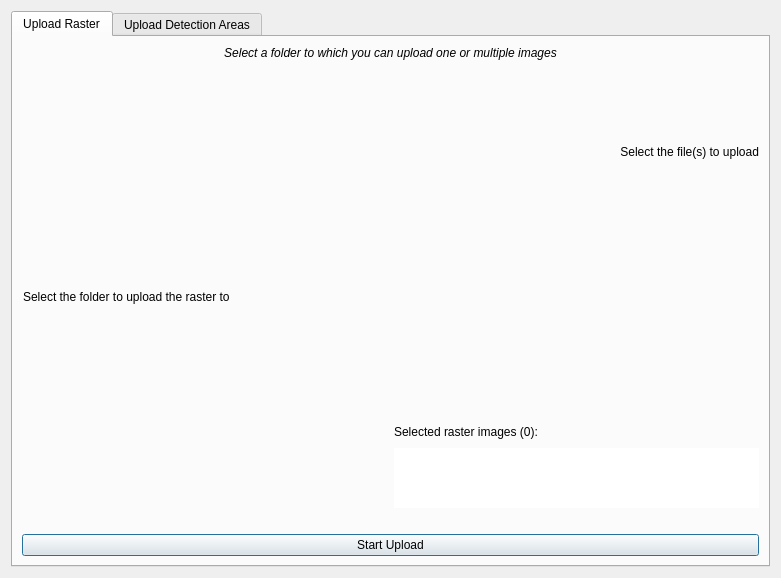
Qt form dialog_upload.ui (Picterra/picterra-qgis-plugin) before a commit.
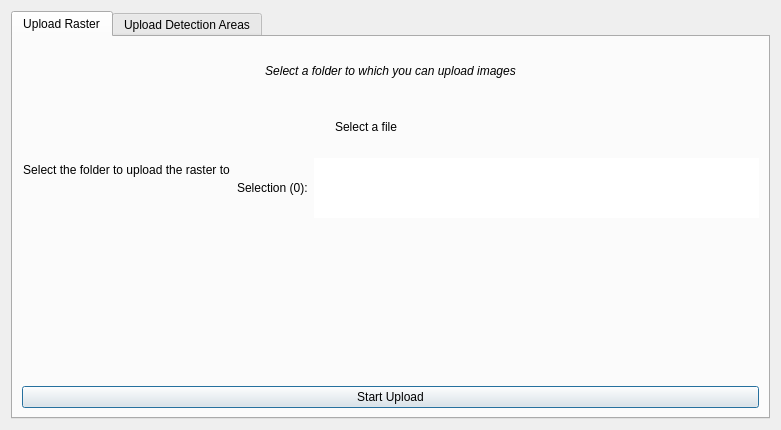
The same form after that commit. Custom widgets are drawn as their Qt base class.

```diff
--- a/dialog_upload.ui
+++ b/dialog_upload.ui
@@ -7,7 +7,7 @@
     <x>0</x>
     <y>0</y>
     <width>781</width>
-    <height>578</height>
+    <height>430</height>
    </rect>
   </property>
   <property name="windowTitle">
@@ -35,13 +35,19 @@
       <layout class="QVBoxLayout" name="verticalLayout_5">
        <item>
         <widget class="QLabel" name="label_2">
+         <property name="minimumSize">
+          <size>
+           <width>0</width>
+           <height>50</height>
+          </size>
+         </property>
          <property name="font">
           <font>
            <italic>true</italic>
           </font>
          </property>
          <property name="text">
-          <string>Select a folder to which you can upload one or multiple images</string>
+          <string>Select a folder to which you can upload images</string>
          </property>
          <property name="alignment">
           <set>Qt::AlignCenter</set>
@@ -51,9 +57,9 @@
        <item>
         <layout class="QVBoxLayout" name="verticalLayout_8">
          <item>
-          <layout class="QHBoxLayout" name="horizontalLayout_6">
+          <layout class="QHBoxLayout" name="horizontalLayout_6" stretch="1,1">
            <item>
-            <layout class="QVBoxLayout" name="verticalLayout">
+            <layout class="QVBoxLayout" name="verticalLayout" stretch="0,0">
              <property name="leftMargin">
               <number>1</number>
              </property>
@@ -61,23 +67,25 @@
               <number>1</number>
              </property>
              <item>
-              <spacer name="horizontalSpacer_2">
-               <property name="orientation">
-                <enum>Qt::Horizontal</enum>
+              <widget class="QLabel" name="label_folder">
+               <property name="sizePolicy">
+                <sizepolicy hsizetype="Preferred" vsizetype="Minimum">
+                 <horstretch>0</horstretch>
+                 <verstretch>0</verstretch>
+                </sizepolicy>
                </property>
-               <property name="sizeHint" stdset="0">
+               <property name="maximumSize">
                 <size>
-                 <width>40</width>
-                 <height>20</height>
+                 <width>16777215</width>
+                 <height>50</height>
                 </size>
                </property>
-              </spacer>
-             </item>
-             <item>
-              <widget class="QLabel" name="label">
                <property name="text">
                 <string>Select the folder to upload the raster to</string>
                </property>
+               <property name="alignment">
+                <set>Qt::AlignCenter</set>
+               </property>
               </widget>
              </item>
              <item>
@@ -86,28 +94,48 @@
             </layout>
            </item>
            <item>
-            <layout class="QVBoxLayout" name="verticalLayout_3">
+            <layout class="QVBoxLayout" name="verticalLayout_3" stretch="1,3">
              <property name="rightMargin">
               <number>0</number>
              </property>
              <item>
-              <widget class="QLabel" name="label_select">
+              <layout class="QHBoxLayout" name="horizontalLayout" stretch="0,0">
+               <item>
+                <widget class="QLabel" name="label_file">
+                 <property name="sizePolicy">
+                  <sizepolicy hsizetype="Preferred" vsizetype="Minimum">
+                   <horstretch>0</horstretch>
+                   <verstretch>0</verstretch>
+                  </sizepolicy>
+                 </property>
                <property name="minimumSize">
                 <size>
                  <width>100</width>
                  <height>0</height>
                 </size>
                </property>
+                 <property name="maximumSize">
+                  <size>
+                   <width>16777215</width>
+                   <height>50</height>
+                  </size>
+                 </property>
                <property name="text">
-                <string>Select the file(s) to upload</string>
+                  <string>Select a file</string>
                </property>
                <property name="alignment">
-                <set>Qt::AlignRight|Qt::AlignTrailing|Qt::AlignVCenter</set>
+                  <set>Qt::AlignCenter</set>
                </property>
               </widget>
              </item>
              <item>
               <widget class="QgsFileWidget" name="file_selector_raster">
+                 <property name="maximumSize">
+                  <size>
+                   <width>16777215</width>
+                   <height>50</height>
+                  </size>
+                 </property>
                <property name="font">
                 <font>
                  <pointsize>8</pointsize>
@@ -118,6 +146,13 @@
                </property>
               </widget>
              </item>
+              </layout>
+             </item>
+             <item>
+              <layout class="QHBoxLayout" name="horizontalLayout_3">
+               <property name="bottomMargin">
+                <number>20</number>
+               </property>
              <item>
               <widget class="QLabel" name="label_filelist">
                <property name="maximumSize">
@@ -127,7 +162,7 @@
                 </size>
                </property>
                <property name="text">
-                <string>Selected raster images (0):</string>
+                  <string>Selection (0):</string>
                </property>
               </widget>
              </item>
@@ -198,6 +233,8 @@
            </item>
           </layout>
          </item>
+          </layout>
+         </item>
          <item>
           <widget class="QLabel" name="spinner_label">
            <property name="text">
```
Left out of the diff: 16 changed lines with no effect on the pictures. Lines whose indentation alone changed are shown as unchanged.
